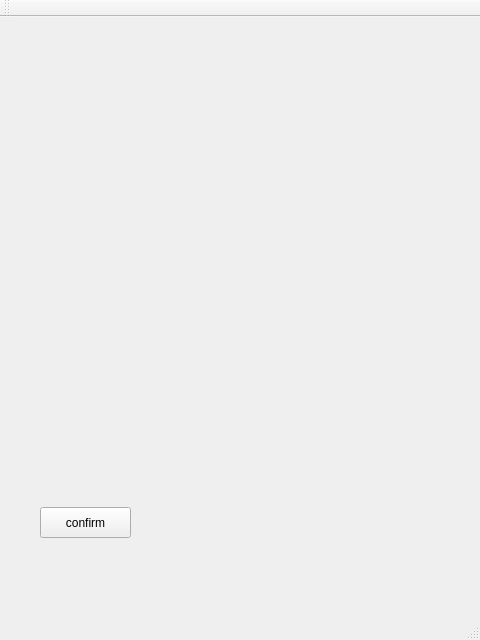
Old version of the form src/mainwindow.ui in the repository hsBoyz/MiniLockSync.
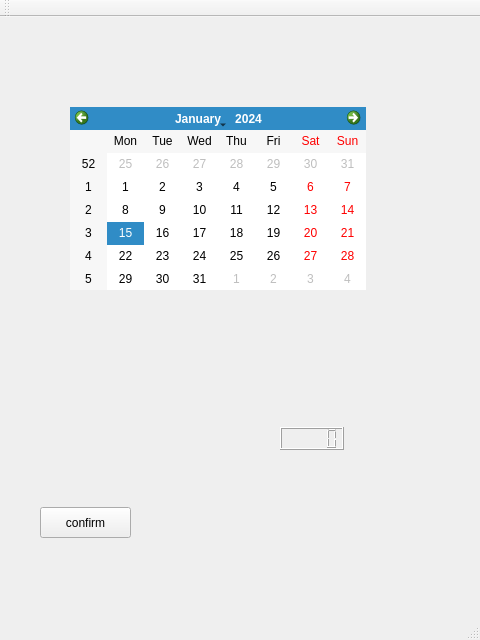
New version of the form.

```diff
--- a/src/mainwindow.ui
+++ b/src/mainwindow.ui
@@ -27,6 +27,26 @@
      <string>confirm</string>
     </property>
    </widget>
+   <widget class="QLCDNumber" name="lcdNumber">
+    <property name="geometry">
+     <rect>
+      <x>280</x>
+      <y>410</y>
+      <width>64</width>
+      <height>23</height>
+     </rect>
+    </property>
+   </widget>
+   <widget class="QCalendarWidget" name="calendarWidget">
+    <property name="geometry">
+     <rect>
+      <x>70</x>
+      <y>90</y>
+      <width>296</width>
+      <height>183</height>
+     </rect>
+    </property>
+   </widget>
   </widget>
   <widget class="QMenuBar" name="menuBar">
    <property name="geometry">
```
